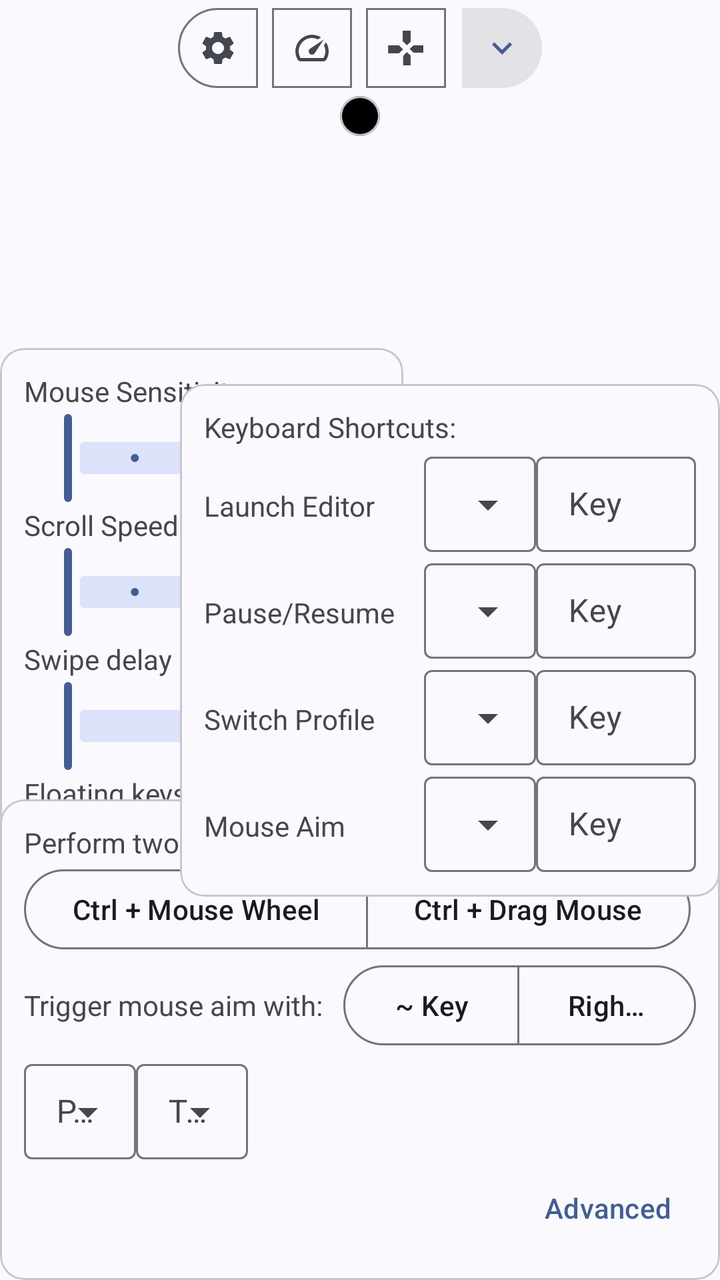
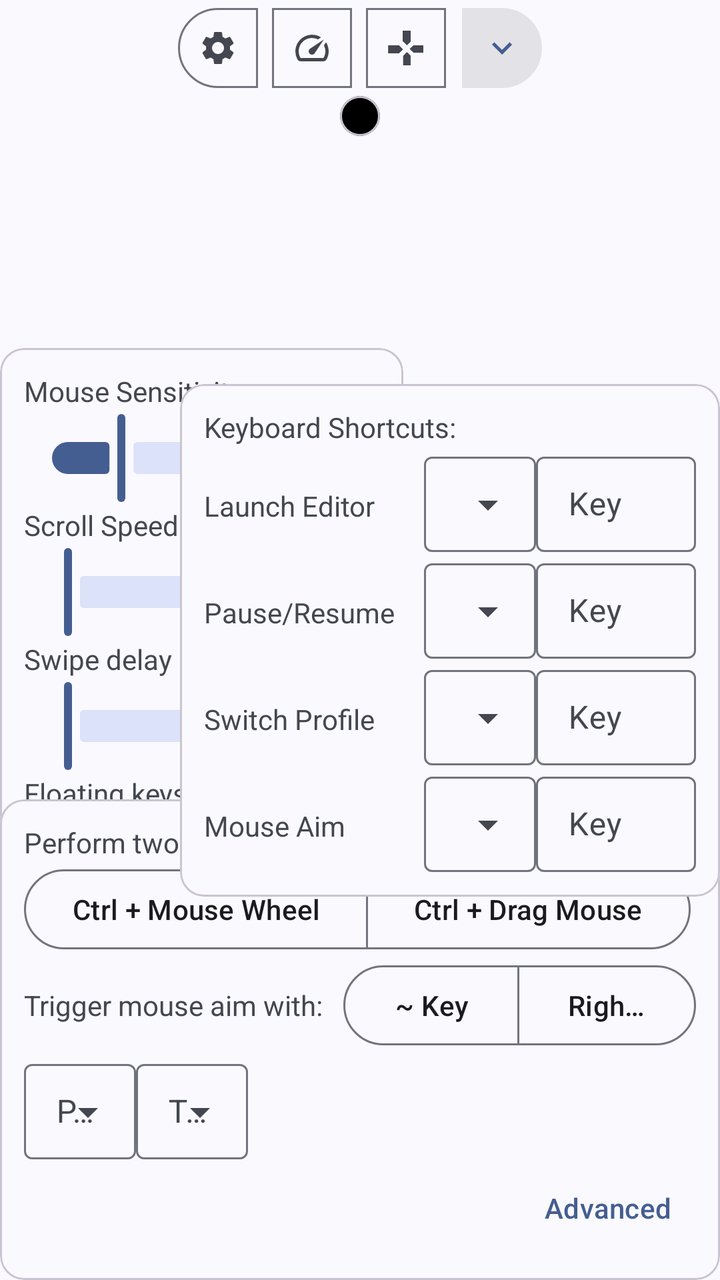

Compare the two renders of this Android layout. The source of the first and the diff that turns it into the second are given below.
<!-- AndroidManifest.xml: application theme Theme.XtMapper -->
<!-- res/layout/keymap_editor_layout.xml -->
<?xml version="1.0" encoding="utf-8"?>
<androidx.constraintlayout.widget.ConstraintLayout xmlns:android="http://schemas.android.com/apk/res/android"
    android:layout_width="match_parent"
    android:layout_height="match_parent"
    xmlns:app="http://schemas.android.com/apk/res-auto"
    android:animateLayoutChanges="true">

    <FrameLayout
        android:id="@+id/keyContainer"
        android:layout_width="match_parent"
        android:layout_height="match_parent">

    </FrameLayout>

    <com.google.android.material.card.MaterialCardView
        android:layout_width="wrap_content"
        android:layout_height="wrap_content"
        app:contentPadding="10dp"
        app:layout_constraintEnd_toEndOf="parent"
        app:layout_constraintStart_toStartOf="parent"
        app:layout_constraintTop_toBottomOf="@id/toggleButtonGroup"
        android:id="@+id/catalog"
        app:cardBackgroundColor="@color/black"
        app:cardCornerRadius="40dp">
        <androidx.constraintlayout.widget.ConstraintLayout
            android:layout_width="wrap_content"
            android:layout_height="match_parent">

            <LinearLayout
                android:id="@+id/L1"
                android:layout_width="wrap_content"
                android:layout_height="wrap_content"
                android:orientation="vertical"
                app:layout_constraintLeft_toLeftOf="parent"
                app:layout_constraintRight_toLeftOf="@id/L2"
                app:layout_constraintTop_toTopOf="parent">
            </LinearLayout>

            <LinearLayout
                android:id="@+id/L2"
                android:layout_width="wrap_content"
                android:layout_height="wrap_content"
                android:orientation="vertical"
                app:layout_constraintLeft_toRightOf="@id/L1"
                app:layout_constraintRight_toLeftOf="@id/L3"
                app:layout_constraintTop_toTopOf="parent">

            </LinearLayout>

            <LinearLayout
                android:id="@+id/L3"
                android:layout_width="wrap_content"
                android:layout_height="wrap_content"
                android:orientation="vertical"
                app:layout_constraintRight_toRightOf="parent"
                app:layout_constraintLeft_toRightOf="@id/L2"
                app:layout_constraintTop_toTopOf="parent">

            </LinearLayout>
        </androidx.constraintlayout.widget.ConstraintLayout>
    </com.google.android.material.card.MaterialCardView>


    <com.google.android.material.button.MaterialButtonToggleGroup
        android:id="@+id/toggleButtonGroup"
        android:layout_width="wrap_content"
        android:layout_height="wrap_content"
        app:layout_constraintEnd_toEndOf="parent"
        app:layout_constraintStart_toStartOf="parent"
        app:layout_constraintTop_toTopOf="parent">

        <com.google.android.material.button.MaterialButton
            android:id="@+id/button_misc"
            style="?attr/materialIconButtonOutlinedStyle"
            android:layout_width="wrap_content"
            android:layout_height="wrap_content"
            app:icon="@drawable/ic_baseline_settings_24"
            />

        <com.google.android.material.button.MaterialButton
            android:id="@+id/button_sliders"
            style="?attr/materialIconButtonOutlinedStyle"
            android:layout_width="wrap_content"
            android:layout_height="wrap_content"
            app:icon="@drawable/ic_baseline_speed_24" />

        <com.google.android.material.button.MaterialButton
            android:id="@+id/button_shortcuts"
            style="?attr/materialIconButtonOutlinedStyle"
            android:layout_width="wrap_content"
            android:layout_height="wrap_content"
            app:icon="@drawable/dpad" />
        <com.google.android.material.button.MaterialButton
            android:id="@+id/button_add"
            style="?attr/materialIconButtonFilledStyle"
            android:layout_width="wrap_content"
            android:layout_height="wrap_content"
            app:icon="@drawable/ic_baseline_keyboard_arrow_down_24" />

    </com.google.android.material.button.MaterialButtonToggleGroup>

    <com.google.android.material.card.MaterialCardView
        android:layout_width="wrap_content"
        android:layout_height="wrap_content"
        app:contentPadding="12dp"
        style="?attr/materialCardViewStyle"
        android:id="@+id/sliders"
        app:layout_constraintBottom_toBottomOf="parent"
        app:layout_constraintLeft_toLeftOf="parent"
        app:layout_constraintTop_toTopOf="parent">
        <LinearLayout
            android:layout_width="match_parent"
            android:layout_height="match_parent"
            android:orientation="vertical">

            <TextView
                android:layout_width="wrap_content"
                android:layout_height="wrap_content"
                android:text="@string/mouse_sensitivity" />

            <com.google.android.material.slider.Slider
                android:id="@+id/slider_mouse"
                android:layout_width="match_parent"
                android:layout_height="wrap_content"
                android:stepSize="1"
                android:valueFrom="1"
                android:valueTo="5"/>

            <TextView
                android:layout_width="wrap_content"
                android:layout_height="wrap_content"
                android:text="@string/scroll_speed" />

            <com.google.android.material.slider.Slider
                android:id="@+id/slider_scroll_speed"
                android:layout_width="match_parent"
                android:layout_height="wrap_content"
                android:stepSize="1"
                android:valueFrom="1"
                android:valueTo="5"/>

            <TextView
                android:layout_width="wrap_content"
                android:layout_height="wrap_content"
                android:id="@+id/swipe_delay_text"
                android:text="@string/swipe_delay_ms" />

            <com.google.android.material.slider.Slider
                android:id="@+id/slider_swipe_delay"
                android:layout_width="match_parent"
                android:layout_height="wrap_content"
                android:valueFrom="0"
                android:valueTo="500" />


            <TextView
                android:layout_width="wrap_content"
                android:layout_height="wrap_content"
                android:text="@string/floating_keys_size" />

            <com.google.android.material.slider.Slider
                android:id="@+id/slider_floating_keys_size"
                android:layout_width="match_parent"
                android:layout_height="wrap_content"
                android:valueFrom="0"
                android:valueTo="1" />

        </LinearLayout>
    </com.google.android.material.card.MaterialCardView>

    <com.google.android.material.card.MaterialCardView
        android:layout_width="wrap_content"
        android:layout_height="wrap_content"
        app:contentPadding="12dp"
        style="?attr/materialCardViewStyle"
        android:id="@+id/misc"
        app:layout_constraintBottom_toBottomOf="parent"
        app:layout_constraintLeft_toLeftOf="parent"
        app:layout_constraintRight_toRightOf="parent">
        <LinearLayout
            android:layout_width="match_parent"
            android:layout_height="wrap_content"
            android:orientation="vertical">

        <TextView
            android:layout_width="match_parent"
            android:layout_height="wrap_content"
            android:text="@string/pinch_to_zoom_gesture_info" />

        <com.google.android.material.button.MaterialButtonToggleGroup
            android:layout_width="wrap_content"
            android:layout_height="wrap_content">

            <com.google.android.material.button.MaterialButton
                android:id="@+id/mouse_wheel_toggle"
                style="?attr/materialButtonOutlinedStyle"
                android:layout_width="wrap_content"
                android:layout_height="wrap_content"
                android:text="@string/mouse_wheel" />

            <com.google.android.material.button.MaterialButton
                android:id="@+id/mouse_drag_toggle"
                style="?attr/materialButtonOutlinedStyle"
                android:layout_width="wrap_content"
                android:layout_height="wrap_content"
                android:text="@string/drag_mouse" />
        </com.google.android.material.button.MaterialButtonToggleGroup>

        <LinearLayout
            android:layout_width="wrap_content"
            android:layout_height="wrap_content"
            android:gravity="center"
            android:orientation="horizontal">
            <TextView
                android:layout_width="match_parent"
                android:layout_height="wrap_content"
                android:layout_marginRight="10dp"
                android:text="@string/trigger_mouse_aim_with" />

            <com.google.android.material.button.MaterialButtonToggleGroup
                android:layout_width="wrap_content"
                android:layout_height="wrap_content">

                <com.google.android.material.button.MaterialButton
                    android:id="@+id/mouse_aim_key_grave"
                    style="?attr/materialButtonOutlinedStyle"
                    android:layout_width="wrap_content"
                    android:layout_height="wrap_content"
                    android:text="@string/key_grave" />

                <com.google.android.material.button.MaterialButton
                    android:id="@+id/mouse_aim_right_click"
                    style="?attr/materialButtonOutlinedStyle"
                    android:layout_width="wrap_content"
                    android:layout_height="wrap_content"
                    android:text="@string/right_click" />

            </com.google.android.material.button.MaterialButtonToggleGroup>
        </LinearLayout>

        <LinearLayout
            android:layout_width="match_parent"
            android:layout_height="wrap_content"
            android:orientation="horizontal">

            <com.google.android.material.textfield.TextInputLayout
                style="@style/Widget.Material3.TextInputLayout.OutlinedBox.Dense.ExposedDropdownMenu"
                android:layout_width="wrap_content"
                android:layout_height="wrap_content"
                android:hint="@string/pointer">

                <com.google.android.material.textfield.MaterialAutoCompleteTextView
                    android:id="@+id/pointer_mode"
                    android:layout_width="match_parent"
                    android:layout_height="wrap_content"
                    android:inputType="none" />

            </com.google.android.material.textfield.TextInputLayout>


            <com.google.android.material.textfield.TextInputLayout
                style="@style/Widget.Material3.TextInputLayout.OutlinedBox.Dense.ExposedDropdownMenu"
                android:layout_width="wrap_content"
                android:layout_height="wrap_content"
                android:hint="@string/touchpad_input">

                <com.google.android.material.textfield.MaterialAutoCompleteTextView
                    android:id="@+id/touchpad_input_mode"
                    android:layout_width="match_parent"
                    android:layout_height="wrap_content"
                    android:inputType="none" />

            </com.google.android.material.textfield.TextInputLayout>

        </LinearLayout>
        <com.google.android.material.button.MaterialButton
            android:layout_width="wrap_content"
            android:layout_height="wrap_content"
            android:layout_gravity="right"
            android:id="@+id/advanced"
            style="@style/Widget.Material3.Button.TextButton"
            android:text="@string/advanced"/>
        </LinearLayout>


    </com.google.android.material.card.MaterialCardView>

    <com.google.android.material.card.MaterialCardView
        android:layout_width="wrap_content"
        android:layout_height="wrap_content"
        app:contentPadding="12dp"
        style="?attr/materialCardViewStyle"
        android:id="@+id/shortcuts"
        app:layout_constraintBottom_toBottomOf="parent"
        app:layout_constraintRight_toRightOf="parent"
        app:layout_constraintTop_toTopOf="parent">
        <LinearLayout
            android:layout_width="wrap_content"
            android:layout_height="wrap_content"
            android:layout_gravity="center"
            android:orientation="vertical">

            <TextView
                android:layout_width="match_parent"
                android:layout_height="wrap_content"
                android:text="@string/keyboard_shortcuts" />

            <LinearLayout
                android:layout_width="match_parent"
                android:layout_height="wrap_content"
                android:orientation="horizontal">

                <TextView
                    android:layout_width="100dp"
                    android:layout_height="wrap_content"
                    android:layout_marginRight="10dp"
                    android:labelFor="@id/launch_editor_modifier"
                    android:text="@string/launch_editor" />

                <com.google.android.material.textfield.TextInputLayout
                    style="@style/Widget.Material3.TextInputLayout.OutlinedBox.Dense.ExposedDropdownMenu"
                    android:layout_width="wrap_content"
                    android:layout_height="wrap_content">

                    <com.google.android.material.textfield.MaterialAutoCompleteTextView
                        android:id="@+id/launch_editor_modifier"
                        android:layout_width="match_parent"
                        android:layout_height="wrap_content"
                        android:inputType="none" />

                </com.google.android.material.textfield.TextInputLayout>

                <com.google.android.material.textfield.TextInputLayout
                    style="@style/Widget.Material3.TextInputLayout.OutlinedBox.Dense"
                    android:layout_width="80dp"
                    android:layout_height="wrap_content"
                    android:hint="@string/key">

                    <com.google.android.material.textfield.TextInputEditText
                        android:id="@+id/launch_editor"
                        android:layout_width="match_parent"
                        android:layout_height="wrap_content"
                        android:inputType="none" />

                </com.google.android.material.textfield.TextInputLayout>

            </LinearLayout>

            <LinearLayout
                android:layout_width="match_parent"
                android:layout_height="wrap_content"
                android:orientation="horizontal">

                <TextView
                    android:layout_width="100dp"
                    android:layout_height="wrap_content"
                    android:layout_marginRight="10dp"
                    android:labelFor="@id/pause_resume_modifier"
                    android:text="@string/pause_resume" />


                <com.google.android.material.textfield.TextInputLayout
                    style="@style/Widget.Material3.TextInputLayout.OutlinedBox.Dense.ExposedDropdownMenu"
                    android:layout_width="wrap_content"
                    android:layout_height="wrap_content">

                    <com.google.android.material.textfield.MaterialAutoCompleteTextView
                        android:id="@+id/pause_resume_modifier"
                        android:layout_width="match_parent"
                        android:layout_height="wrap_content"
                        android:inputType="none" />

                </com.google.android.material.textfield.TextInputLayout>

                <com.google.android.material.textfield.TextInputLayout
                    style="@style/Widget.Material3.TextInputLayout.OutlinedBox.Dense"
                    android:layout_width="80dp"
                    android:layout_height="wrap_content"
                    android:hint="@string/key">

                    <com.google.android.material.textfield.TextInputEditText
                        android:id="@+id/pause_resume"
                        android:layout_width="match_parent"
                        android:layout_height="wrap_content"
                        android:inputType="none" />
                </com.google.android.material.textfield.TextInputLayout>
            </LinearLayout>

            <LinearLayout
                android:layout_width="match_parent"
                android:layout_height="wrap_content"
                android:orientation="horizontal">

                <TextView
                    android:layout_width="100dp"
                    android:layout_height="wrap_content"
                    android:layout_marginRight="10dp"
                    android:text="@string/switch_profile" />


                <com.google.android.material.textfield.TextInputLayout
                    style="@style/Widget.Material3.TextInputLayout.OutlinedBox.Dense.ExposedDropdownMenu"
                    android:layout_width="wrap_content"
                    android:layout_height="wrap_content">

                    <com.google.android.material.textfield.MaterialAutoCompleteTextView
                        android:id="@+id/switch_profile_modifier"
                        android:layout_width="match_parent"
                        android:layout_height="wrap_content"
                        android:inputType="none" />

                </com.google.android.material.textfield.TextInputLayout>

                <com.google.android.material.textfield.TextInputLayout
                    style="@style/Widget.Material3.TextInputLayout.OutlinedBox.Dense"
                    android:layout_width="80dp"
                    android:layout_height="wrap_content"
                    android:hint="@string/key">

                    <com.google.android.material.textfield.TextInputEditText
                        android:id="@+id/switch_profile"
                        android:layout_width="match_parent"
                        android:layout_height="wrap_content"
                        android:inputType="none" />
                </com.google.android.material.textfield.TextInputLayout>
            </LinearLayout>

            <LinearLayout
                android:layout_width="match_parent"
                android:layout_height="wrap_content"
                android:orientation="horizontal">

                <TextView
                    android:layout_width="100dp"
                    android:layout_height="wrap_content"
                    android:layout_marginRight="10dp"
                    android:text="@string/mouse_aim" />

                <com.google.android.material.textfield.TextInputLayout
                    style="@style/Widget.Material3.TextInputLayout.OutlinedBox.Dense.ExposedDropdownMenu"
                    android:layout_width="wrap_content"
                    android:layout_height="wrap_content">

                    <com.google.android.material.textfield.MaterialAutoCompleteTextView
                        android:id="@+id/mouse_aim_action"
                        android:layout_width="match_parent"
                        android:layout_height="wrap_content"
                        android:inputType="none" />

                </com.google.android.material.textfield.TextInputLayout>

                <com.google.android.material.textfield.TextInputLayout
                    style="@style/Widget.Material3.TextInputLayout.OutlinedBox.Dense"
                    android:layout_width="80dp"
                    android:layout_height="wrap_content"
                    android:hint="@string/key">

                    <com.google.android.material.textfield.TextInputEditText
                        android:id="@+id/mouse_aim_key"
                        android:layout_width="match_parent"
                        android:layout_height="wrap_content"
                        android:inputType="none" />

                </com.google.android.material.textfield.TextInputLayout>

            </LinearLayout>

        </LinearLayout>

    </com.google.android.material.card.MaterialCardView>
</androidx.constraintlayout.widget.ConstraintLayout>
<!-- resources referenced by this layout -->
<resources>
  <color name="black">#FF000000</color>
  <!-- drawable ic_baseline_keyboard_arrow_down_24 (drawable) -->
  <vector android:height="60dp" android:tint="#FFFFFF"
      android:viewportHeight="24" android:viewportWidth="24"
      android:width="60dp" xmlns:android="http://schemas.android.com/apk/res/android">
      <path android:fillColor="@android:color/white" android:pathData="M7.41,8.59L12,13.17l4.59,-4.58L18,10l-6,6 -6,-6 1.41,-1.41z"/>
  </vector>
  <string name="advanced">Advanced</string>
  <string name="drag_mouse">Ctrl + Drag Mouse</string>
  <string name="floating_keys_size">Floating keys size</string>
  <string name="key">Key</string>
  <string name="key_grave">~ Key</string>
  <string name="keyboard_shortcuts">Keyboard Shortcuts:</string>
  <string name="launch_editor">Launch Editor</string>
  <string name="mouse_aim">Mouse Aim</string>
  <string name="mouse_sensitivity">Mouse Sensitivity</string>
  <string name="mouse_wheel">Ctrl + Mouse Wheel</string>
  <string name="pause_resume">Pause/Resume</string>
  <string name="pinch_to_zoom_gesture_info">Perform two finger gesture with:</string>
  <string name="pointer">Pointer Mode</string>
  <string name="right_click">Right click</string>
  <string name="scroll_speed">Scroll Speed</string>
  <string name="swipe_delay_ms">Swipe delay %d milliseconds</string>
  <string name="switch_profile">Switch Profile</string>
  <string name="touchpad_input">Touchpad Input</string>
  <string name="trigger_mouse_aim_with">Trigger mouse aim with:</string>
  <style name="Theme.XtMapper" parent="Theme.Material3.DynamicColors.DayNight.NoActionBar">
          <item name="android:statusBarColor">?android:colorBackground</item>
      </style>
  <!-- unchanged entries left out for length: 3 -->
</resources>

<!-- the commit's change to res/layout/keymap_editor_layout.xml (unified diff, before → after) -->
@@ -122,9 +122,13 @@
                 android:id="@+id/slider_mouse"
                 android:layout_width="match_parent"
                 android:layout_height="wrap_content"
-                android:stepSize="1"
-                android:valueFrom="1"
-                android:valueTo="5"/>
+                android:valueFrom="0"
+                android:valueTo="5"
+                android:value="1"
+                app:trackIconInactiveEnd="@drawable/ic_baseline_mouse_36"
+                app:trackStopIndicatorSize="0dp"
+                app:trackIconSize="14dp"
+                />
 
             <TextView
                 android:layout_width="wrap_content"
@@ -135,9 +139,12 @@
                 android:id="@+id/slider_scroll_speed"
                 android:layout_width="match_parent"
                 android:layout_height="wrap_content"
-                android:stepSize="1"
-                android:valueFrom="1"
-                android:valueTo="5"/>
+                android:valueFrom="0"
+                android:valueTo="5"
+                app:trackIconInactiveEnd="@drawable/ic_baseline_speed_24"
+                app:trackStopIndicatorSize="0dp"
+                app:trackIconSize="14dp"
+                />
 
             <TextView
                 android:layout_width="wrap_content"
@@ -150,7 +157,11 @@
                 android:layout_width="match_parent"
                 android:layout_height="wrap_content"
                 android:valueFrom="0"
-                android:valueTo="500" />
+                android:valueTo="500"
+                app:trackIconInactiveEnd="@drawable/ic_baseline_touch_app_24"
+                app:trackStopIndicatorSize="0dp"
+                app:trackIconSize="14dp"
+                />
 
 
             <TextView
@@ -163,7 +174,11 @@
                 android:layout_width="match_parent"
                 android:layout_height="wrap_content"
                 android:valueFrom="0"
-                android:valueTo="1" />
+                android:valueTo="1"
+                app:trackIconInactiveEnd="@drawable/ic_baseline_zoom_out_map_24"
+                app:trackStopIndicatorSize="0dp"
+                app:trackIconSize="14dp"
+                />
 
         </LinearLayout>
     </com.google.android.material.card.MaterialCardView>
<!-- resource entries referenced after the edit -->
@@ -6,6 +6,24 @@
       android:viewportHeight="24" android:viewportWidth="24"
       android:width="60dp" xmlns:android="http://schemas.android.com/apk/res/android">
       <path android:fillColor="@android:color/white" android:pathData="M7.41,8.59L12,13.17l4.59,-4.58L18,10l-6,6 -6,-6 1.41,-1.41z"/>
+  </vector>
+  <!-- drawable ic_baseline_mouse_36 (drawable) -->
+  <vector android:height="36dp" android:tint="#FFFFFF"
+      android:viewportHeight="24" android:viewportWidth="24"
+      android:width="36dp" xmlns:android="http://schemas.android.com/apk/res/android">
+      <path android:fillColor="@android:color/white" android:pathData="M13,1.07L13,9h7c0,-4.08 -3.05,-7.44 -7,-7.93zM4,15c0,4.42 3.58,8 8,8s8,-3.58 8,-8v-4L4,11v4zM11,1.07C7.05,1.56 4,4.92 4,9h7L11,1.07z"/>
+  </vector>
+  <!-- drawable ic_baseline_touch_app_24 (drawable) -->
+  <vector android:height="24dp" android:tint="#FFFFFF"
+      android:viewportHeight="24" android:viewportWidth="24"
+      android:width="24dp" xmlns:android="http://schemas.android.com/apk/res/android">
+      <path android:fillColor="@android:color/white" android:pathData="M9,11.24V7.5C9,6.12 10.12,5 11.5,5S14,6.12 14,7.5v3.74c1.21,-0.81 2,-2.18 2,-3.74C16,5.01 13.99,3 11.5,3S7,5.01 7,7.5C7,9.06 7.79,10.43 9,11.24zM18.84,15.87l-4.54,-2.26c-0.17,-0.07 -0.35,-0.11 -0.54,-0.11H13v-6C13,6.67 12.33,6 11.5,6S10,6.67 10,7.5v10.74c-3.6,-0.76 -3.54,-0.75 -3.67,-0.75c-0.31,0 -0.59,0.13 -0.79,0.33l-0.79,0.8l4.94,4.94C9.96,23.83 10.34,24 10.75,24h6.79c0.75,0 1.33,-0.55 1.44,-1.28l0.75,-5.27c0.01,-0.07 0.02,-0.14 0.02,-0.2C19.75,16.63 19.37,16.09 18.84,15.87z"/>
+  </vector>
+  <!-- drawable ic_baseline_zoom_out_map_24 (drawable) -->
+  <vector android:alpha="0.8" android:height="24dp" android:tint="#FFFFFF"
+      android:viewportHeight="24" android:viewportWidth="24"
+      android:width="24dp" xmlns:android="http://schemas.android.com/apk/res/android">
+      <path android:fillColor="@android:color/white" android:pathData="M15,3l2.3,2.3l-2.89,2.87l1.42,1.42L18.7,6.7L21,9V3H15zM3,9l2.3,-2.3l2.87,2.89l1.42,-1.42L6.7,5.3L9,3H3V9zM9,21l-2.3,-2.3l2.89,-2.87l-1.42,-1.42L5.3,17.3L3,15v6H9zM21,15l-2.3,2.3l-2.87,-2.89l-1.42,1.42l2.89,2.87L15,21h6V15z"/>
   </vector>
   <string name="advanced">Advanced</string>
   <string name="drag_mouse">Ctrl + Drag Mouse</string>
